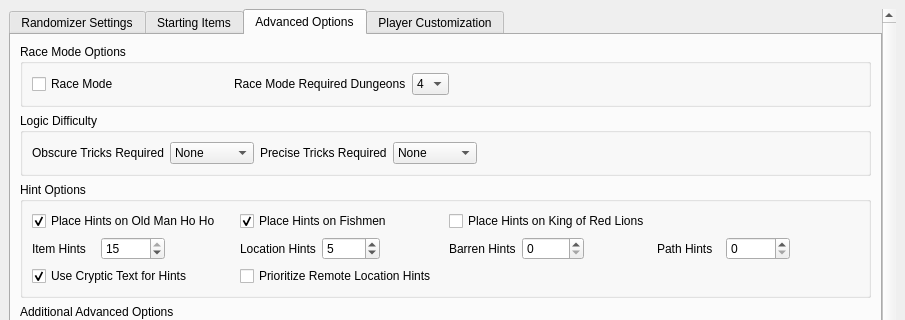
Before: the Qt Designer form wwr_ui/randomizer_window.ui in LagoLunatic/wwrando, drawn with Qt 5; both pictures show x 0 to 905 and y 0 to 320 of the 905 by 722 pixel window.
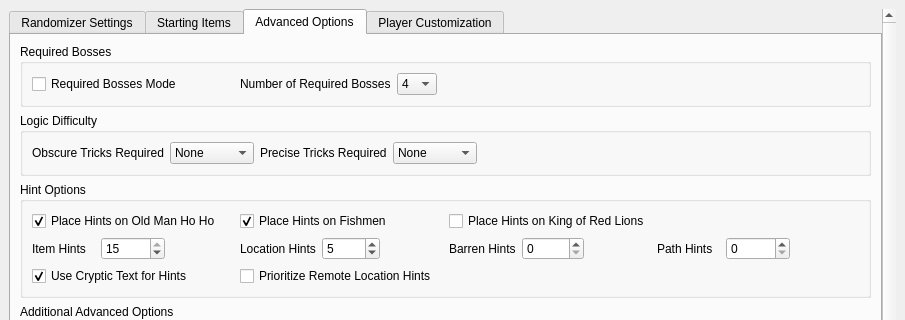
After: the same form once the commit is applied. The open tabs and pages were chosen to show the change. Custom widgets are drawn as their Qt base class.

Commit message: Rename race mode to required bosses mode

What changed in the file:
```diff
--- a/wwr_ui/randomizer_window.ui
+++ b/wwr_ui/randomizer_window.ui
@@ -868,13 +868,13 @@
             <item>
              <widget class="QGroupBox" name="groupBox_4">
               <property name="title">
-               <string>Race Mode Options</string>
+               <string>Required Bosses</string>
               </property>
               <layout class="QGridLayout" name="gridLayout_6">
                <item row="0" column="0">
                 <widget class="QCheckBox" name="race_mode">
                  <property name="text">
-                  <string>Race Mode</string>
+                  <string>Required Bosses Mode</string>
                  </property>
                 </widget>
                </item>
@@ -889,7 +889,7 @@
                     </sizepolicy>
                    </property>
                    <property name="text">
-                    <string>Race Mode Required Dungeons</string>
+                    <string>Number of Required Bosses</string>
                    </property>
                   </widget>
                  </item>
```
Left out of the diff: 10 changed lines with no effect on the pictures. The commit also changes 9 other files.
